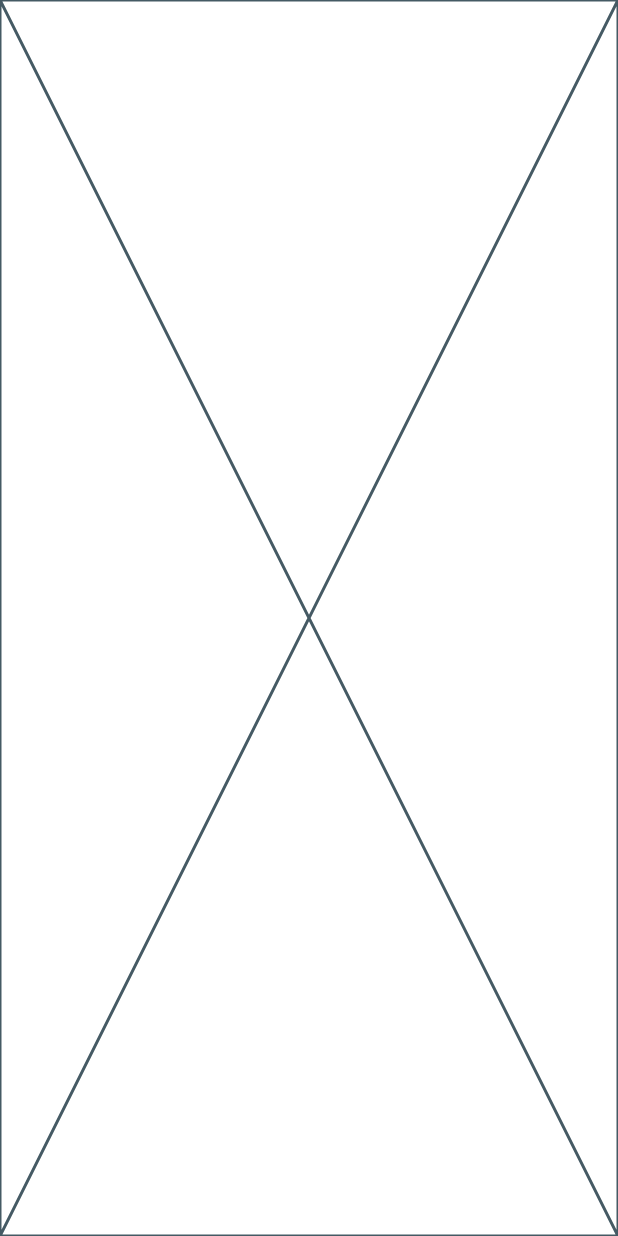
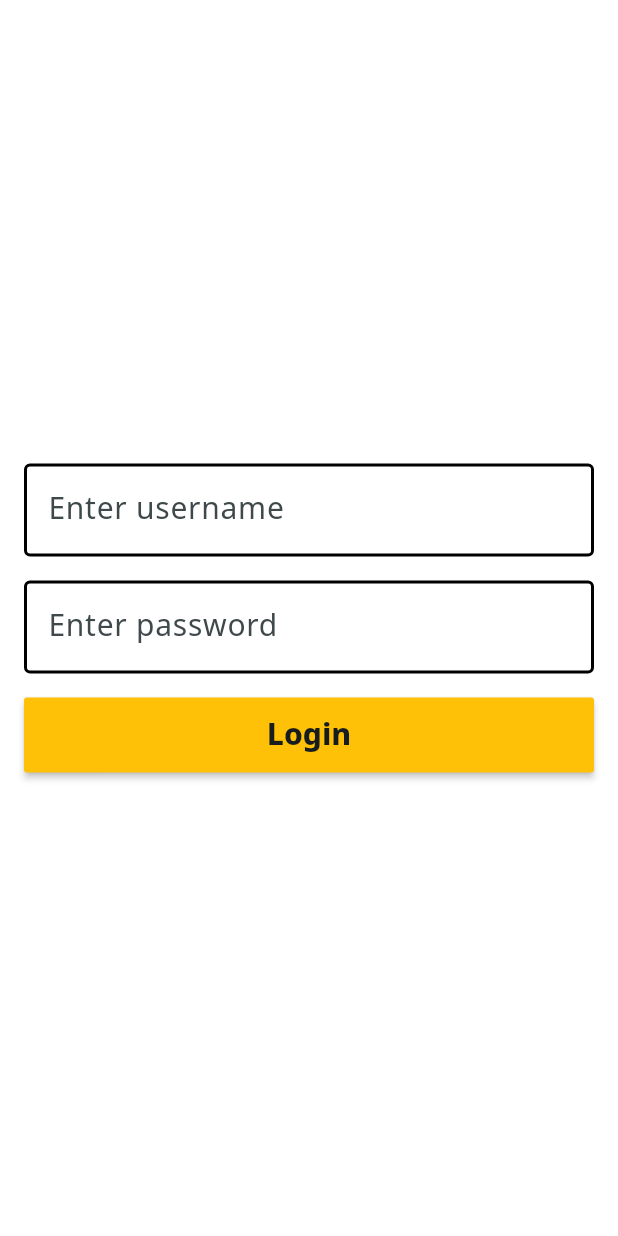
Before and after one commit to taweewong/ours, a Flutter app: the screen it shows after launch, after a tap on "Go to login", on a phone screen of 412 x 824 dp. Run offline on Flutter 3.47's test engine with Material 3 defaults, Android fonts, the phone set to English and light mode, and no system bars; our stand-ins replace cloud_firestore, easy_localization, firebase_core, flutter_riverpod, go_router, riverpod_annotation and 1 more; accounts and stored records are empty; generated files the repository leaves out were written again.

Commit message:
Add login screen UI

```diff
--- a/assets/lang/en-US.json
+++ b/assets/lang/en-US.json
@@ -2,6 +2,9 @@
   "app": {
     "goToLogin": "Go to login",
     "changeLang": "Change Language",
-    "changeTheme": "Change Theme"
+    "changeTheme": "Change Theme",
+    "loginUsernameHint": "Enter username",
+    "loginPasswordHint": "Enter password",
+    "loginButton": "Login"
   }
 }
--- a/assets/lang/th-TH.json
+++ b/assets/lang/th-TH.json
@@ -2,6 +2,9 @@
   "app": {
     "goToLogin": "ไปที่หน้า login",
     "changeLang": "เปลี่ยนภาษา",
-    "changeTheme": "เปลี่ยนธีม"
+    "changeTheme": "เปลี่ยนธีม",
+    "loginUsernameHint": "กรุณาใส่ชื่อผู้ใช้",
+    "loginPasswordHint": "กรุณาใส่รหัสผ่าน",
+    "loginButton": "เข้าสู่ระบบ"
   }
 }
--- a/lib/presentation/login/login_screen.dart
+++ b/lib/presentation/login/login_screen.dart
@@ -1,15 +1,99 @@
+import 'package:easy_localization/easy_localization.dart';
 import 'package:flutter/material.dart';
+import 'package:flutter_riverpod/flutter_riverpod.dart';
+import 'package:ours/presentation/resource/themes.dart';
 
-class LoginScreen extends StatefulWidget {
+class LoginScreen extends ConsumerStatefulWidget {
   const LoginScreen({super.key});
 
   @override
-  State<LoginScreen> createState() => _LoginScreenState();
+  ConsumerState<ConsumerStatefulWidget> createState() {
+    return _LoginScreenState();
+  }
 }
 
-class _LoginScreenState extends State<LoginScreen> {
+class _LoginScreenState extends ConsumerState<LoginScreen> {
+  String username = '';
+  String password = '';
+
   @override
   Widget build(BuildContext context) {
-    return const Placeholder();
+    return Scaffold(
+      body: Container(
+        color: context.theme.primaryColor,
+        child: Center(
+          child: Padding(
+            padding: const EdgeInsets.only(left: 16, right: 16),
+            child: Column(
+              mainAxisAlignment: MainAxisAlignment.center,
+              children: [
+                LoginTextField(
+                  hintText: context.tr('app.loginUsernameHint'),
+                  onTextChanged: (value) {
+                    setState(() {
+                      username = value;
+                    });
+                  },
+                ),
+                SizedBox(height: 16),
+                LoginTextField(
+                  hintText: context.tr('app.loginPasswordHint'),
+                  onTextChanged: (value) {
+                    setState(() {
+                      password = value;
+                    });
+                  },
+                ),
+                SizedBox(height: 16),
+                SizedBox(
+                  height: 50,
+                  width: double.infinity,
+                  child: MaterialButton(
+                    color: Colors.amber,
+                    onPressed: () {
+                      ScaffoldMessenger.of(context).showSnackBar(SnackBar(
+                        content: Text('$username $password'),
+                      ));
+                    },
+                    child: Text(
+                      context.tr('app.loginButton'),
+                      style: context.theme.textTheme.titleLarge,
+                    ),
+                  ),
+                ),
+              ],
+            ),
+          ),
+        ),
+      ),
+    );
   }
 }
+
+class LoginTextField extends StatelessWidget {
+  final String hintText;
+  final Function(String) onTextChanged;
+
+  LoginTextField({required this.hintText, required this.onTextChanged});
+
+  @override
+  Widget build(BuildContext context) {
+    return TextField(
+      style: context.theme.textTheme.bodyLarge?.copyWith(
+        color: context.theme.customColors.secondaryColor,
+      ),
+      decoration: InputDecoration(
+        enabledBorder: OutlineInputBorder(
+          borderSide: BorderSide(
+              color: context.theme.customColors.secondaryColor, width: 2.0),
+        ),
+        focusedBorder: OutlineInputBorder(
+          borderSide: BorderSide(
+              color: context.theme.customColors.accentColor, width: 3.0),
+        ),
+        hintText: hintText,
+      ),
+      onChanged: onTextChanged,
+    );
+  }
+}
--- a/lib/presentation/resource/theme_provider.dart
+++ b/lib/presentation/resource/theme_provider.dart
@@ -1,5 +1,3 @@
-import 'package:flutter/cupertino.dart';
-import 'package:ours/presentation/shared/shared_preferences.dart';
 import 'package:riverpod_annotation/riverpod_annotation.dart';
 import 'package:shared_preferences/shared_preferences.dart';
 
```
Also changed, not shown: 2 other files.
